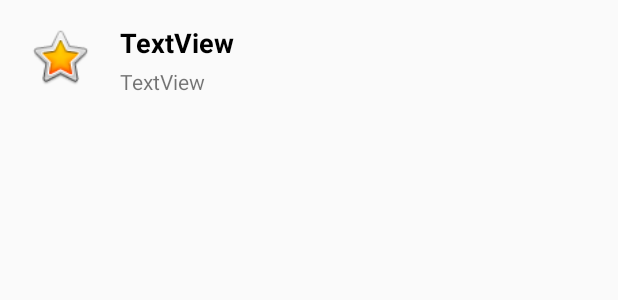
After one commit to hongkha336/WhereFood-Mobile-Client, an Android app: the layout item_custom_suggestion.xml on its own in the app's theme, with its tools: preview values and no code run, on a phone screen of 412 x 824 dp. The commit adds this screen. Shown: the top 300 px of the screen. Run offline under Robolectric (Android 15) with nearby library versions, the phone set to English and light mode, and no system bars.

Commit message:
Add searchbar and suggest UI

```diff
--- a/app/src/main/AndroidManifest.xml
+++ b/app/src/main/AndroidManifest.xml
@@ -9,7 +9,7 @@
         android:roundIcon="@mipmap/ic_launcher_round"
         android:supportsRtl="true"
         android:theme="@style/AppTheme">
-        <activity android:name=".MainActivity">
+        <activity android:name=".Activity.MainActivity">
             <intent-filter>
                 <action android:name="android.intent.action.MAIN" />
 
--- /dev/null
+++ b/app/src/main/res/layout/item_custom_suggestion.xml
@@ -0,0 +1,41 @@
+<?xml version="1.0" encoding="utf-8"?>
+<LinearLayout xmlns:android="http://schemas.android.com/apk/res/android"
+    xmlns:app="http://schemas.android.com/apk/res-auto"
+    android:orientation="horizontal" android:layout_width="match_parent"
+    android:padding="16dp"
+    android:layout_height="80dp"
+    android:background="?attr/selectableItemBackground"
+    android:clickable="true"
+    >
+
+    <ImageView
+        android:id="@+id/imageView2"
+        android:layout_width="48dp"
+
+        android:layout_height="43dp"
+        app:srcCompat="@android:drawable/btn_star_big_on" />
+
+    <LinearLayout
+        android:orientation="vertical"
+        android:layout_width="match_parent"
+        android:layout_height="match_parent"
+        android:layout_marginLeft="16dp">
+
+        <TextView
+            android:text="TextView"
+            android:layout_width="match_parent"
+            android:layout_height="wrap_content"
+            android:id="@+id/title"
+            android:textAppearance="@style/TextAppearance.AppCompat.Medium"
+            android:textColor="@android:color/black"
+            android:textStyle="normal|bold" />
+
+        <TextView
+            android:text="TextView"
+            android:layout_width="match_parent"
+            android:layout_height="wrap_content"
+            android:id="@+id/subtitle"
+            android:layout_marginTop="4dp" />
+    </LinearLayout>
+
+</LinearLayout>
```
Also changed, not shown: app/src/main/java/com/wfteam/wherefood/Activity/MainActivity.java (added, +33 -0 lines), app/src/main/java/com/wfteam/wherefood/Adapter/CustomSuggestionsAdapter.java (added, +33 -0 lines), app/src/main/java/com/wfteam/wherefood/Holder/SuggestionHolder.java (added, +18 -0 lines), app/src/main/java/com/wfteam/wherefood/MainActivity.java (deleted, +0 -13 lines), app/src/main/java/com/wfteam/wherefood/Model/Food.java (added, +12 -0 lines), app/src/main/java/com/wfteam/wherefood/Model/Product.java (added, +27 -0 lines), app/src/main/res/layout/activity_main.xml (+7 -3 lines).
